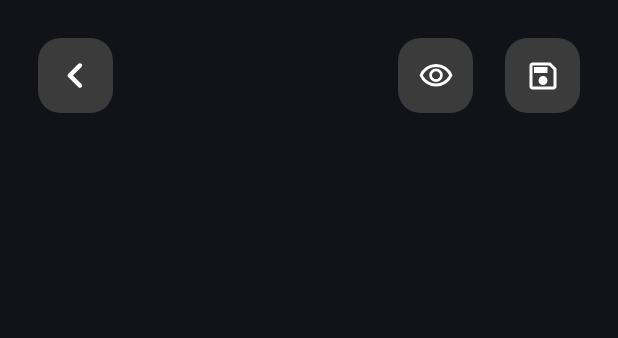
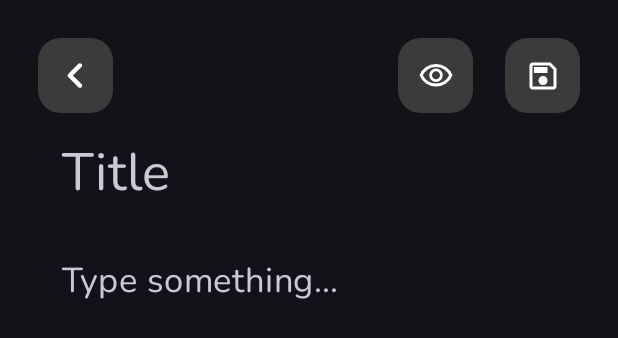
Before and after one commit to wadeowenwatt/note-app-jetpack, an Android app built with Jetpack Compose: the @Preview function PreviewNoteDetail, on a phone screen of 412 x 824 dp. Shown: the top 338 px of the screen. Run offline under Robolectric (Android 15) with nearby library versions, the phone set to English and light mode, and no system bars; our stand-ins replace Dagger/Hilt's generated code.

Commit message:
add create new note. Bug UI delete

```diff
--- a/app/src/main/java/wade/owen/watt/note_app/ui/screen/home/component/ItemNoteSwipeable.kt
+++ b/app/src/main/java/wade/owen/watt/note_app/ui/screen/home/component/ItemNoteSwipeable.kt
@@ -4,9 +4,12 @@ import android.util.Log
 import androidx.compose.foundation.background
 import androidx.compose.foundation.gestures.detectTapGestures
 import androidx.compose.foundation.layout.Box
+import androidx.compose.foundation.layout.IntrinsicSize
 import androidx.compose.foundation.layout.fillMaxSize
+import androidx.compose.foundation.layout.fillMaxWidth
 import androidx.compose.foundation.layout.padding
 import androidx.compose.foundation.layout.size
+import androidx.compose.foundation.layout.width
 import androidx.compose.material.icons.Icons
 import androidx.compose.material.icons.rounded.ArrowBack
 import androidx.compose.material.icons.rounded.Delete
@@ -84,7 +87,7 @@ fun ItemNote(id: Int, title: String, deleteVisibility: Boolean, onTapItem: () ->
         else -> Waterspout
     }
     Card(
-        modifier = Modifier
+        modifier = Modifier.fillMaxWidth()
             .padding(top = 25.dp)
             .pointerInput(Unit) {
                 detectTapGestures(
@@ -107,6 +110,7 @@ fun ItemNote(id: Int, title: String, deleteVisibility: Boolean, onTapItem: () ->
             if (deleteVisibility) {
                 Box(
                     modifier = Modifier
+                        .fillMaxWidth()
                         .matchParentSize()
                         .background(Color.Red),
                 ) {
--- a/app/src/main/java/wade/owen/watt/note_app/ui/screen/note_detail/NoteDetailScreen.kt
+++ b/app/src/main/java/wade/owen/watt/note_app/ui/screen/note_detail/NoteDetailScreen.kt
@@ -22,7 +22,6 @@ import androidx.compose.material3.MaterialTheme
 import androidx.compose.material3.Scaffold
 import androidx.compose.material3.Text
 import androidx.compose.material3.TextField
-import androidx.compose.material3.TextFieldColors
 import androidx.compose.material3.TextFieldDefaults
 import androidx.compose.runtime.Composable
 import androidx.compose.runtime.collectAsState
@@ -34,6 +33,7 @@ import androidx.compose.ui.Alignment
 import androidx.compose.ui.Modifier
 import androidx.compose.ui.graphics.Color
 import androidx.compose.ui.res.painterResource
+import androidx.compose.ui.res.stringResource
 import androidx.compose.ui.tooling.preview.Preview
 import androidx.compose.ui.unit.dp
 import androidx.compose.ui.unit.sp
@@ -60,8 +60,8 @@ fun NoteDetailScreen(id: Int? = null) {
         ) {
             NoteDetailScreenBody(
                 viewingMode = false,
-                title = uiState.value.title ?: "",
-                content = uiState.value.content ?: "",
+                state = uiState.value,
+                viewModel = viewModel,
             )
         }
     }
@@ -69,7 +69,11 @@ fun NoteDetailScreen(id: Int? = null) {
 
 @OptIn(ExperimentalFoundationApi::class)
 @Composable
-fun NoteDetailScreenBody(viewingMode: Boolean, title: String, content: String) {
+fun NoteDetailScreenBody(
+    viewingMode: Boolean,
+    state: NoteDetailUiState,
+    viewModel: NoteDetailViewModel,
+) {
     var viewingModeState by rememberSaveable {
         mutableStateOf(viewingMode)
     }
@@ -78,7 +82,9 @@ fun NoteDetailScreenBody(viewingMode: Boolean, title: String, content: String) {
             stickyHeader {
                 AppBar(
                     viewingMode = viewingModeState,
-                    onSave = {},
+                    onSave = {
+                        viewModel.onSaveNote()
+                    },
                     onEdit = {
                         viewingModeState = false
                     },
@@ -87,9 +93,9 @@ fun NoteDetailScreenBody(viewingMode: Boolean, title: String, content: String) {
             }
             item {
                 if (viewingModeState) {
-                    ViewingBody(title, content)
+                    ViewingBody(state.title ?: "", state.content ?: "")
                 } else {
-                    EditBody(title, content)
+                    EditBody(state.title ?: "", state.content ?: "", viewModel)
                 }
             }
 
@@ -99,16 +105,24 @@ fun NoteDetailScreenBody(viewingMode: Boolean, title: String, content: String) {
 
 @OptIn(ExperimentalMaterial3Api::class)
 @Composable
-fun EditBody(title: String, content: String) {
+fun EditBody(title: String, content: String, viewModel: NoteDetailViewModel) {
     Column {
         TextField(
             value = title,
             onValueChange = {
-
+                viewModel.onChangedTitle(it)
             },
             textStyle = Typography.bodyLarge.copy(
                 fontSize = 35.sp, lineHeight = 50.sp
             ),
+            placeholder = {
+                Text(
+                    text = stringResource(id = R.string.title_place_holder),
+                    style = Typography.bodyLarge.copy(
+                        fontSize = 35.sp, lineHeight = 50.sp
+                    ),
+                )
+            },
             colors = TextFieldDefaults.colors(
                 focusedTextColor = Color.White,
                 cursorColor = Color.White,
@@ -123,11 +137,19 @@ fun EditBody(title: String, content: String) {
         TextField(
             value = content,
             onValueChange = {
-
+                viewModel.onChangedContent(it)
             },
             textStyle = Typography.bodyLarge.copy(
                 fontSize = 23.sp, lineHeight = 30.sp
             ),
+            placeholder = {
+                Text(
+                    text = stringResource(id = R.string.content_place_holder),
+                    style = Typography.bodyLarge.copy(
+                        fontSize = 23.sp, lineHeight = 30.sp
+                    ),
+                )
+            },
             colors = TextFieldDefaults.colors(
                 focusedTextColor = Color.White,
                 cursorColor = Color.White,
@@ -144,7 +166,7 @@ fun EditBody(title: String, content: String) {
 
 @Composable
 fun ViewingBody(title: String, content: String) {
-    Column(modifier = Modifier.padding(top = 40.dp)) {
+    Column(modifier = Modifier.padding(top = 30.dp, start = 15.dp)) {
         Text(text = title, fontSize = 35.sp, lineHeight = 50.sp)
         Box(modifier = Modifier.height(30.dp))
         Text(text = content, fontSize = 23.sp, lineHeight = 30.sp)
@@ -196,3 +218,9 @@ fun AppBar(onPreview: () -> Unit, onEdit: () -> Unit, onSave: () -> Unit, viewin
 fun PreviewNoteDetail() {
     NoteDetailScreen(0)
 }
+
+@Preview(showSystemUi = true)
+@Composable
+fun PreviewViewingMode() {
+    ViewingBody("test", "test")
+}
--- a/app/src/main/res/values/strings.xml
+++ b/app/src/main/res/values/strings.xml
@@ -1,3 +1,5 @@
 <resources>
     <string name="app_name">Note App</string>
+    <string name="title_place_holder">Title</string>
+    <string name="content_place_holder">Type something…</string>
 </resources>
```
Also changed, not shown: app/src/main/java/wade/owen/watt/note_app/ui/screen/note_detail/NoteDetailViewModel.kt (+26 -0 lines), app/src/main/java/wade/owen/watt/note_app/ui/screen/note_detail/component/CustomTextField.kt (added, +11 -0 lines).
